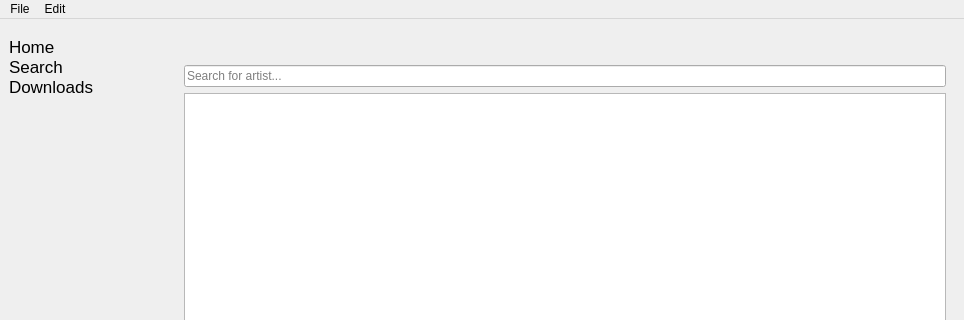
This is res/ui/mainwindow.ui in Docheinstein/music-dragon as Qt 5 draws it before an edit; both pictures show x 0 to 964 and y 0 to 320 of the 964 by 715 pixel window. The edited form follows.
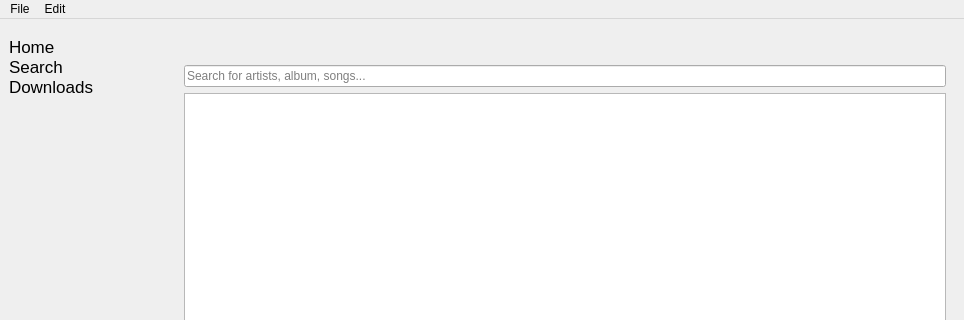
This is the edited form. The open tabs and pages were chosen to show the change. Icons and pictures are not drawn. Custom widgets are drawn as their Qt base class.

Commit message: Implement clickable artist/album in download

The edit to the form file:
```diff
--- a/res/ui/mainwindow.ui
+++ b/res/ui/mainwindow.ui
@@ -179,8 +179,11 @@
          <layout class="QVBoxLayout" name="verticalLayout">
           <item>
            <widget class="QLineEdit" name="searchBar">
+            <property name="text">
+             <string/>
+            </property>
             <property name="placeholderText">
-             <string>Search for artist...</string>
+             <string>Search for artists, album, songs...</string>
             </property>
            </widget>
           </item>
```
Left out of the diff: 2 changed lines with no effect on the pictures. The commit also changes 4 other files.
